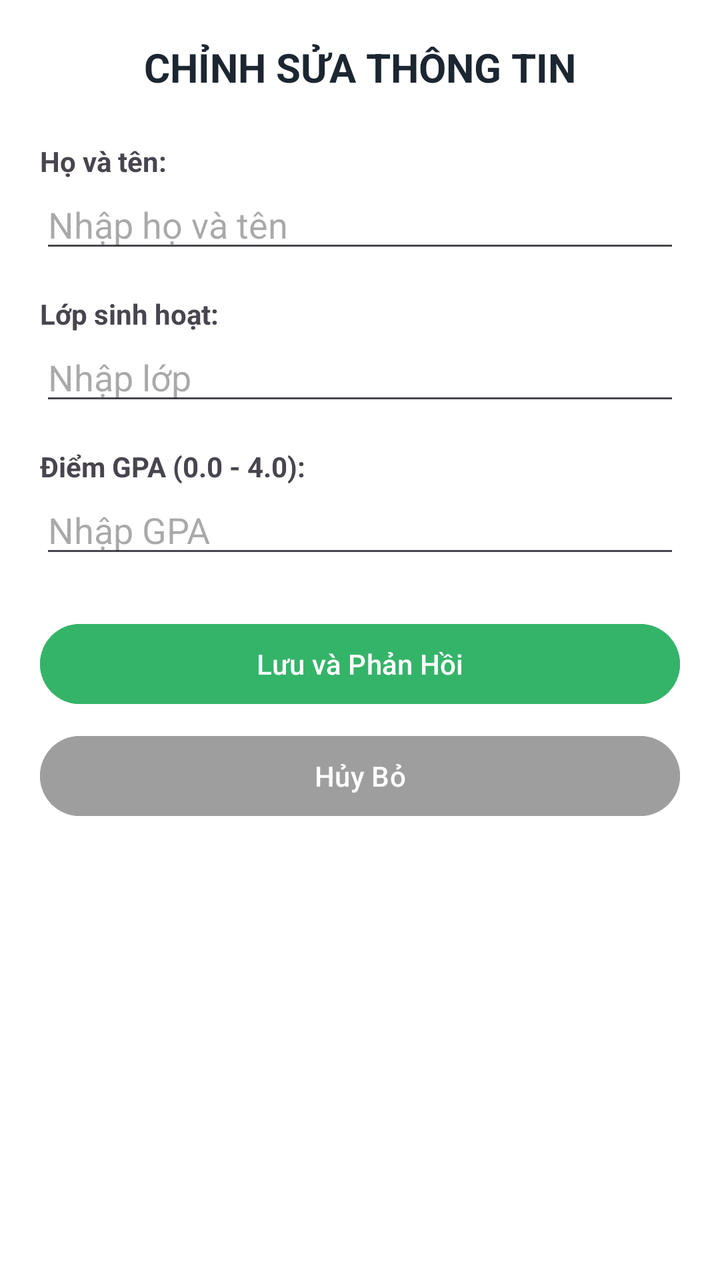
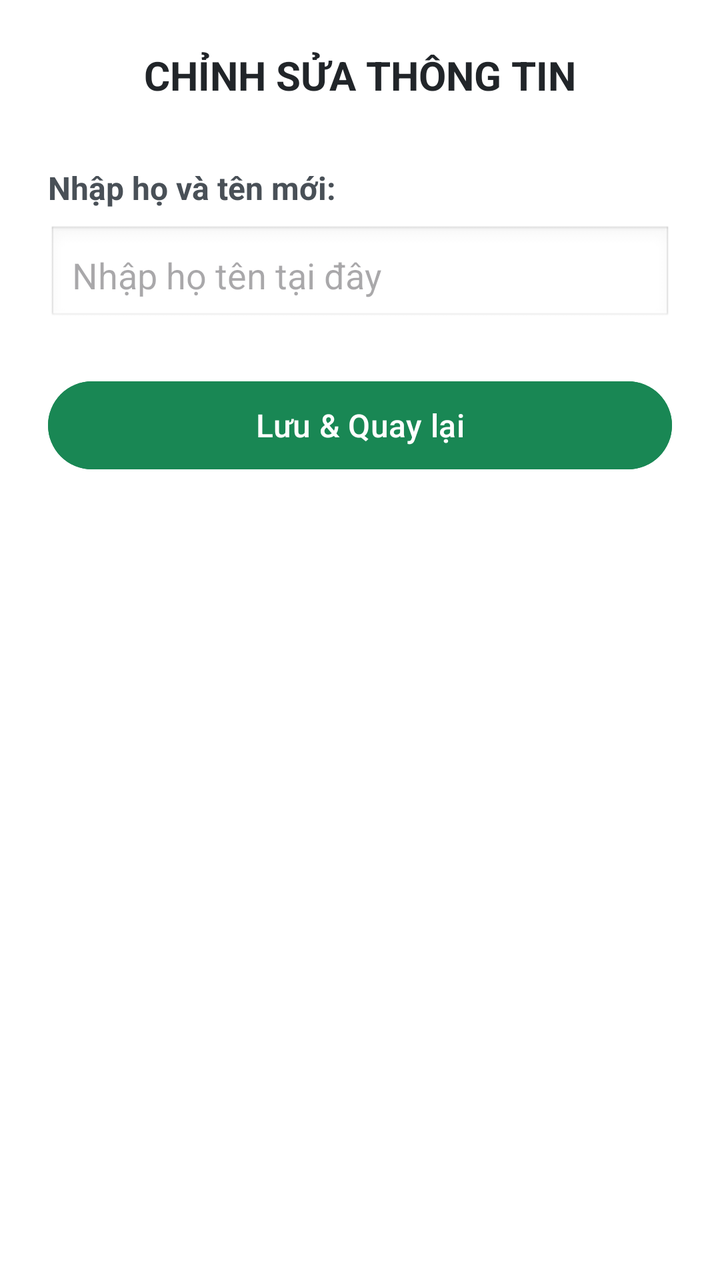

The first picture is an Android layout as it rendered before a commit; the second is the same layout after the commit. The layout source and the unified diff follow.
<!-- AndroidManifest.xml: application theme Theme.Lab03_Bai2 -->
<!-- res/layout/activity_edit_profile.xml -->
<?xml version="1.0" encoding="utf-8"?>
<LinearLayout xmlns:android="http://schemas.android.com/apk/res/android"
    android:layout_width="match_parent"
    android:layout_height="match_parent"
    android:background="#FFFFFF"
    android:orientation="vertical"
    android:padding="20dp">

    <TextView
        android:layout_width="wrap_content"
        android:layout_height="wrap_content"
        android:layout_gravity="center"
        android:layout_marginBottom="24dp"
        android:text="CHỈNH SỬA THÔNG TIN"
        android:textColor="#1B2631"
        android:textSize="20sp"
        android:textStyle="bold" />

    <TextView
        android:layout_width="wrap_content"
        android:layout_height="wrap_content"
        android:text="Họ và tên:"
        android:textStyle="bold" />

    <EditText
        android:id="@+id/edtName"
        android:layout_width="match_parent"
        android:layout_height="wrap_content"
        android:layout_marginBottom="16dp"
        android:hint="Nhập họ và tên" />

    <TextView
        android:layout_width="wrap_content"
        android:layout_height="wrap_content"
        android:text="Lớp sinh hoạt:"
        android:textStyle="bold" />

    <EditText
        android:id="@+id/edtClass"
        android:layout_width="match_parent"
        android:layout_height="wrap_content"
        android:layout_marginBottom="16dp"
        android:hint="Nhập lớp" />

    <TextView
        android:layout_width="wrap_content"
        android:layout_height="wrap_content"
        android:text="Điểm GPA (0.0 - 4.0):"
        android:textStyle="bold" />

    <EditText
        android:id="@+id/edtGpa"
        android:layout_width="match_parent"
        android:layout_height="wrap_content"
        android:layout_marginBottom="24dp"
        android:hint="Nhập GPA"
        android:inputType="numberDecimal" />

    <Button
        android:id="@+id/btnSave"
        android:layout_width="match_parent"
        android:layout_height="wrap_content"
        android:backgroundTint="#34B469"
        android:text="Lưu và Phản Hồi" />

    <Button
        android:id="@+id/btnCancel"
        android:layout_width="match_parent"
        android:layout_height="wrap_content"
        android:layout_marginTop="8dp"
        android:backgroundTint="#9E9E9E"
        android:text="Hủy Bỏ" />
</LinearLayout>
<!-- resources referenced by this layout -->
<resources>
  <style name="Theme.Lab03_Bai2" parent="Base.Theme.Lab03_Bai2" />
  <style name="Base.Theme.Lab03_Bai2" parent="Theme.Material3.DayNight.NoActionBar">
          
          
      </style>
</resources>

<!-- the commit's change to res/layout/activity_edit_profile.xml (unified diff, before → after) -->
@@ -2,72 +2,45 @@
 <LinearLayout xmlns:android="http://schemas.android.com/apk/res/android"
     android:layout_width="match_parent"
     android:layout_height="match_parent"
-    android:background="#FFFFFF"
     android:orientation="vertical"
-    android:padding="20dp">
+    android:padding="24dp"
+    android:background="#FFFFFF">
 
     <TextView
         android:layout_width="wrap_content"
         android:layout_height="wrap_content"
         android:layout_gravity="center"
-        android:layout_marginBottom="24dp"
         android:text="CHỈNH SỬA THÔNG TIN"
-        android:textColor="#1B2631"
         android:textSize="20sp"
-        android:textStyle="bold" />
+        android:textStyle="bold"
+        android:textColor="#212529"
+        android:layout_marginBottom="32dp" />
 
     <TextView
         android:layout_width="wrap_content"
         android:layout_height="wrap_content"
-        android:text="Họ và tên:"
-        android:textStyle="bold" />
+        android:text="Nhập họ và tên mới:"
+        android:textSize="16sp"
+        android:textStyle="bold"
+        android:textColor="#495057"
+        android:layout_marginBottom="8dp" />
 
     <EditText
         android:id="@+id/edtName"
         android:layout_width="match_parent"
-        android:layout_height="wrap_content"
-        android:layout_marginBottom="16dp"
-        android:hint="Nhập họ và tên" />
+        android:layout_height="50dp"
+        android:hint="Nhập họ tên tại đây"
+        android:padding="12dp"
+        android:background="@android:drawable/edit_text"
+        android:layout_marginBottom="24dp" />
 
-    <TextView
-        android:layout_width="wrap_content"
-        android:layout_height="wrap_content"
-        android:text="Lớp sinh hoạt:"
-        android:textStyle="bold" />
+    
+    <Button
+        android:id="@+id/btnSaveAndReturn"
+        android:layout_width="match_parent"
+        android:layout_height="52dp"
+        android:backgroundTint="#198754"
+        android:text="Lưu &amp; Quay lại"
+        android:textSize="16sp" />
 
-    <EditText
-        android:id="@+id/edtClass"
-        android:layout_width="match_parent"
-        android:layout_height="wrap_content"
-        android:layout_marginBottom="16dp"
-        android:hint="Nhập lớp" />
-
-    <TextView
-        android:layout_width="wrap_content"
-        android:layout_height="wrap_content"
-        android:text="Điểm GPA (0.0 - 4.0):"
-        android:textStyle="bold" />
-
-    <EditText
-        android:id="@+id/edtGpa"
-        android:layout_width="match_parent"
-        android:layout_height="wrap_content"
-        android:layout_marginBottom="24dp"
-        android:hint="Nhập GPA"
-        android:inputType="numberDecimal" />
-
-    <Button
-        android:id="@+id/btnSave"
-        android:layout_width="match_parent"
-        android:layout_height="wrap_content"
-        android:backgroundTint="#34B469"
-        android:text="Lưu và Phản Hồi" />
-
-    <Button
-        android:id="@+id/btnCancel"
-        android:layout_width="match_parent"
-        android:layout_height="wrap_content"
-        android:layout_marginTop="8dp"
-        android:backgroundTint="#9E9E9E"
-        android:text="Hủy Bỏ" />
 </LinearLayout>
